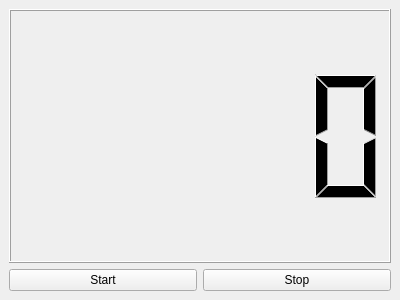
Above: mainForm.ui from ivzhuravlev/tomato before the change. Below: the same form after it.
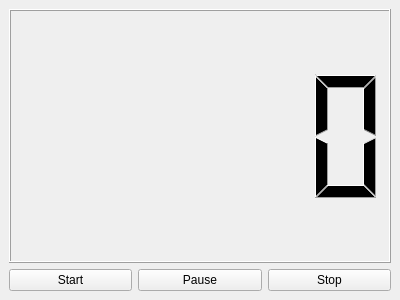
That is the form after the change.

Commit message: add pause button

The edit to the form file:
```diff
--- a/mainForm.ui
+++ b/mainForm.ui
@@ -34,6 +34,13 @@
         </property>
        </widget>
       </item>
+      <item>
+       <widget class="QPushButton" name="pauseButton">
+        <property name="text">
+         <string>Pause</string>
+        </property>
+       </widget>
+      </item>
       <item>
        <widget class="QPushButton" name="stopButton">
         <property name="text">
```
The commit also changes 3 other files.
